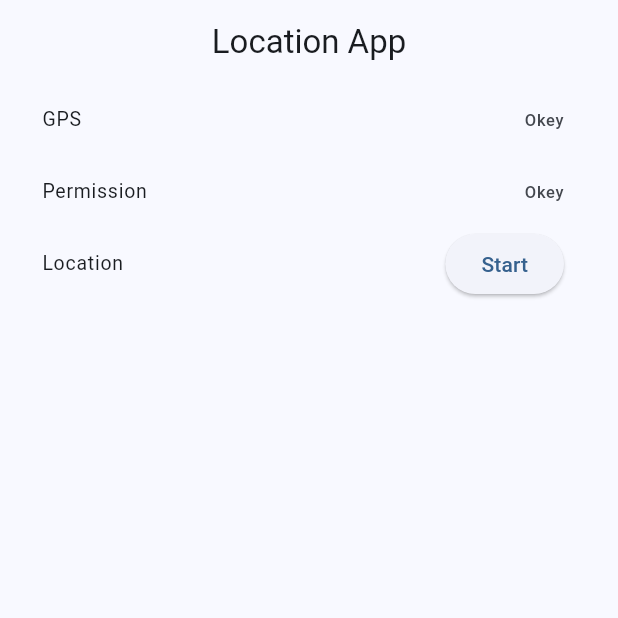
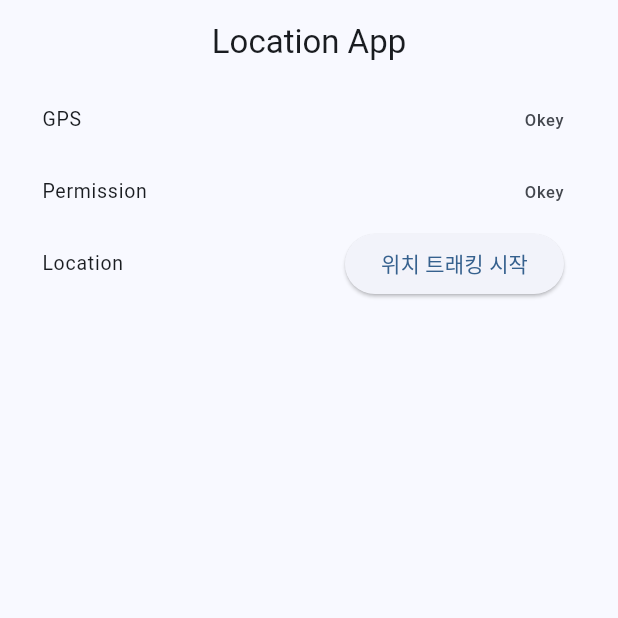
Before and after one commit to qjvk2880/land_conquer_test, a Flutter app: the screen it shows after launch, on a phone screen of 412 x 824 dp, the top half of it. Run offline on Flutter 3.47's test engine with Material 3 defaults, Android fonts, the phone set to English and light mode, and no system bars; our stand-ins replace google_maps_flutter, location, permission_handler.

Commit message:
feat: 구글 맵 표시 기능 구현 중

```diff
--- a/lib/main.dart
+++ b/lib/main.dart
@@ -2,6 +2,7 @@ import 'dart:async';
 import 'dart:developer';
 
 import 'package:flutter/material.dart';
+import 'package:land_conquer/google_map.dart';
 import 'package:location/location.dart' as l;
 import 'package:permission_handler/permission_handler.dart';
 
@@ -90,30 +91,39 @@ class _HomeScreenState extends State<HomeScreen> {
             ),
             buildListTile(
               "Location",
-              trackingEnabled
-                  ? ElevatedButton(
+              ElevatedButton(
+                child: const Text("위치 트래킹 시작"),
                 onPressed: () {
-                    stopTracking();
+                  Navigator.push(context,
+                      MaterialPageRoute(builder: (context) => MapTest()));
                 },
-                  child: const Text("Stop"))
-                  : ElevatedButton(
-                  onPressed: gpsEnabled && permissionGranted
-                      ? () {
-                    startTracking();
-                  }
-                      : null,
-                  child: const Text("Start")),
+              )
             ),
-            Expanded(
-                child: ListView.builder(
-                  itemCount: locations.length,
-                  itemBuilder: (context, index) {
-                    return ListTile(
-                      title: Text(
-                          "${locations[index].latitude} ${locations[index].longitude}"),
-                    );
-                  },
-                ))
+
+            //   trackingEnabled
+            //       ? ElevatedButton(
+            //           onPressed: () {
+            //             stopTracking();
+            //           },
+            //           child: const Text("Stop"))
+            //       : ElevatedButton(
+            //           onPressed: gpsEnabled && permissionGranted
+            //               ? () {
+            //                   startTracking();
+            //                 }
+            //               : null,
+            //           child: const Text("Start")),
+            // ),
+            // Expanded(
+            //     child: ListView.builder(
+            //   itemCount: locations.length,
+            //   itemBuilder: (context, index) {
+            //     return ListTile(
+            //       title: Text(
+            //           "${locations[index].latitude} ${locations[index].longitude}"),
+            //     );
+            //   },
+            // ))
           ],
         ),
       ),
--- a/pubspec.yaml
+++ b/pubspec.yaml
@@ -31,12 +31,12 @@ dependencies:
   flutter:
     sdk: flutter
 
-
   # The following adds the Cupertino Icons font to your application.
   # Use with the CupertinoIcons class for iOS style icons.
   cupertino_icons: ^1.0.6
   location: ^6.0.1
   permission_handler: ^11.3.1
+  google_maps_flutter: ^2.6.1
 
 dev_dependencies:
   flutter_test:
```
Also changed, not shown: lib/google_map.dart (added, +92 -0 lines), pubspec.lock. Lines whose indentation alone changed are shown as unchanged.
